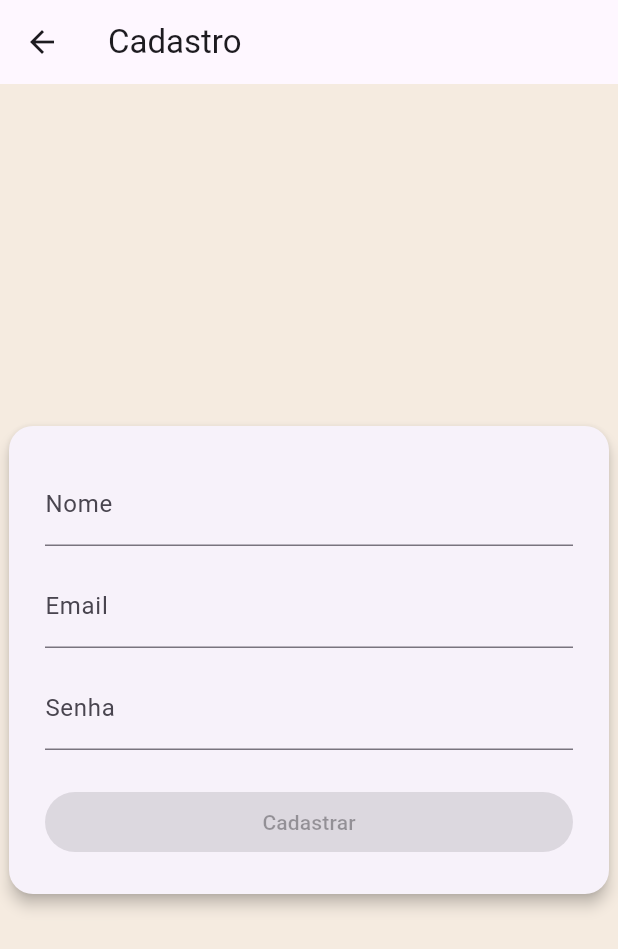
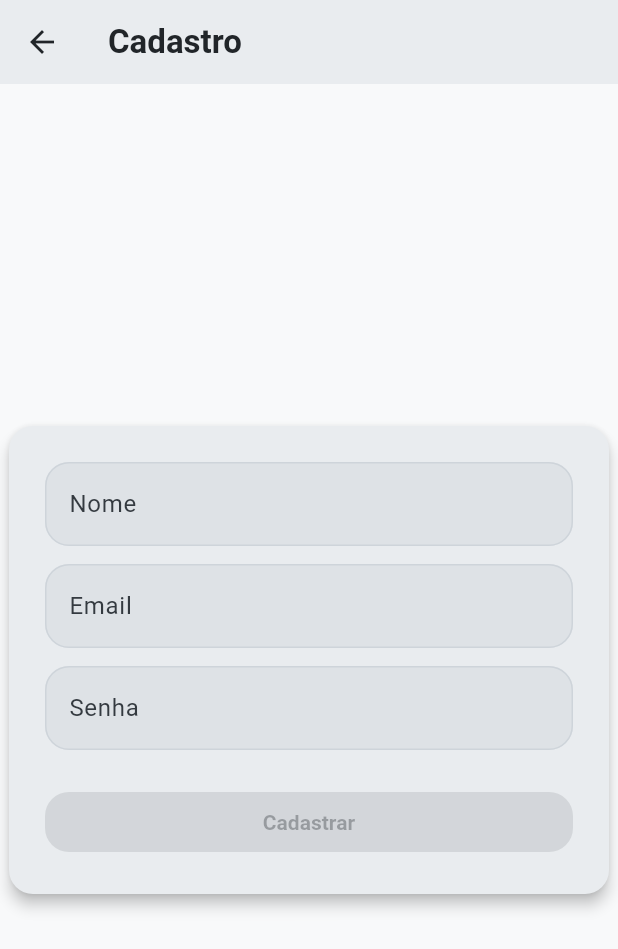
Before and after one commit to hugoanjos/app_curiosidade, a Flutter app: the screen it shows after launch, after a tap on "Registrar", on a phone screen of 412 x 824 dp. Shown: the top 949 px of the screen. Run offline on Flutter 3.47's test engine with Material 3 defaults, Android fonts, the phone set to English and light mode, and no system bars; our stand-ins replace dio, equatable, flutter_bloc, get_it; network calls fail.

Commit message:
Melhorias tema

```diff
--- a/lib/features/login/presentation/login_page.dart
+++ b/lib/features/login/presentation/login_page.dart
@@ -94,6 +94,9 @@ class _LoginPageState extends State<LoginPage> {
               SizedBox(
                 width: double.infinity,
                 child: ElevatedButton(
+                  style: ElevatedButton.styleFrom(
+                    minimumSize: const Size.fromHeight(48),
+                  ),
                   onPressed: state.isLoading || !state.isFormValid
                       ? null
                       : () => _fazerLogin(context),
@@ -103,13 +106,19 @@ class _LoginPageState extends State<LoginPage> {
                 ),
               ),
               const SizedBox(height: 12),
-              TextButton(
+              SizedBox(
+                width: double.infinity,
+                child: TextButton(
+                  style: TextButton.styleFrom(
+                    minimumSize: const Size.fromHeight(48),
+                  ),
                   onPressed: () {
                     Navigator.of(context).push(
                       MaterialPageRoute(builder: (_) => const CadastroPage()),
                     );
                   },
                   child: const Text('Registrar'),
+                ),
               ),
             ],
           ),
--- a/lib/main.dart
+++ b/lib/main.dart
@@ -4,6 +4,16 @@ import 'package:flutter/material.dart';
 import 'package:flutter_bloc/flutter_bloc.dart';
 
 import 'core/auth/auth_cubit.dart';
+
+const Color kBackground = Color(0xFFF8F9FA);
+const Color kSurface = Color(0xFFE9ECEF);
+const Color kCard = Color(0xFFDEE2E6);
+const Color kBorder = Color(0xFFCED4DA);
+const Color kAccent = Color(0xFFADB5BD);
+const Color kText = Color(0xFF212529);
+const Color kTextSecondary = Color(0xFF343A40);
+const Color kButton = Color(0xFF495057);
+const Color kButtonAlt = Color(0xFF6C757D);
 
 void main() {
   setupInjector();
@@ -22,7 +32,77 @@ class MainApp extends StatelessWidget {
   Widget build(BuildContext context) {
     return MaterialApp(
       theme: ThemeData(
-        scaffoldBackgroundColor: const Color(0xFFf5ebe0),
+        scaffoldBackgroundColor: kBackground,
+        colorScheme: const ColorScheme(
+          brightness: Brightness.light,
+          primary: kButton,
+          onPrimary: Colors.white,
+          secondary: kAccent,
+          onSecondary: Colors.white,
+          surface: kSurface,
+          onSurface: kTextSecondary,
+          error: Colors.red,
+          onError: Colors.white,
+        ),
+        appBarTheme: const AppBarTheme(
+          backgroundColor: kSurface,
+          foregroundColor: kText,
+          elevation: 0,
+        ),
+        floatingActionButtonTheme: const FloatingActionButtonThemeData(
+          backgroundColor: kButton,
+          foregroundColor: Colors.white,
+        ),
+        cardColor: kCard,
+        textTheme: ThemeData.light().textTheme.copyWith(
+              headlineLarge:
+                  const TextStyle(color: kText, fontWeight: FontWeight.bold),
+              titleLarge:
+                  const TextStyle(color: kText, fontWeight: FontWeight.bold),
+              bodyLarge: const TextStyle(color: kTextSecondary),
+              bodyMedium: const TextStyle(color: kTextSecondary),
+              titleMedium: const TextStyle(color: kButton),
+              labelLarge: const TextStyle(
+                  color: Colors.white, fontWeight: FontWeight.bold),
+            ),
+        inputDecorationTheme: InputDecorationTheme(
+          filled: true,
+          fillColor: kCard,
+          labelStyle: const TextStyle(color: kTextSecondary),
+          hintStyle: const TextStyle(color: kAccent),
+          enabledBorder: OutlineInputBorder(
+            borderSide: const BorderSide(color: kBorder),
+            borderRadius: BorderRadius.circular(16),
+          ),
+          focusedBorder: OutlineInputBorder(
+            borderSide: const BorderSide(color: kButton, width: 2),
+            borderRadius: BorderRadius.circular(16),
+          ),
+        ),
+        buttonTheme: ButtonThemeData(
+          buttonColor: kButton,
+          textTheme: ButtonTextTheme.primary,
+          shape:
+              RoundedRectangleBorder(borderRadius: BorderRadius.circular(16)),
+        ),
+        elevatedButtonTheme: ElevatedButtonThemeData(
+          style: ElevatedButton.styleFrom(
+            backgroundColor: kButton,
+            foregroundColor: Colors.white,
+            shape:
+                RoundedRectangleBorder(borderRadius: BorderRadius.circular(16)),
+            textStyle: const TextStyle(fontWeight: FontWeight.bold),
+          ),
+        ),
+        outlinedButtonTheme: OutlinedButtonThemeData(
+          style: OutlinedButton.styleFrom(
+            foregroundColor: kButton,
+            side: const BorderSide(color: kButton),
+            shape:
+                RoundedRectangleBorder(borderRadius: BorderRadius.circular(16)),
+          ),
+        ),
+        // Add more theme customizations as needed
       ),
       home: const SplashPage(),
     );
```
Lines whose indentation alone changed are shown as unchanged.
